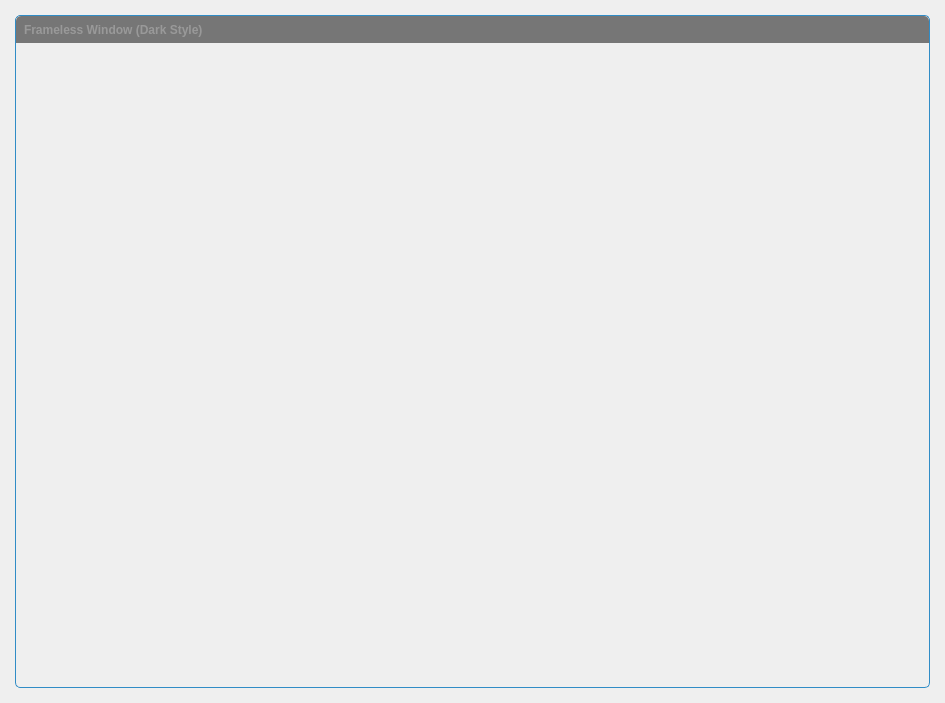
Psycl0p7/Projekt-2-Verleihsoftware, file framelesswindow/framelesswindow.ui: the form before one commit.
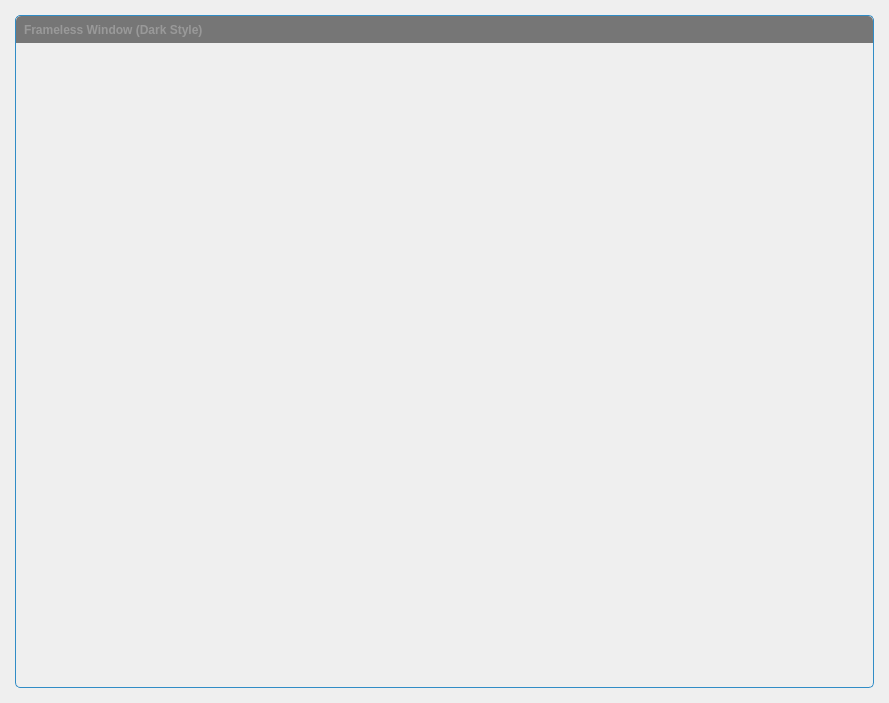
The form after the commit. Icons and pictures are not drawn. Custom widgets are drawn as their Qt base class.

```diff
--- a/framelesswindow/framelesswindow.ui
+++ b/framelesswindow/framelesswindow.ui
@@ -6,7 +6,7 @@
    <rect>
     <x>0</x>
     <y>0</y>
-    <width>945</width>
+    <width>889</width>
     <height>703</height>
    </rect>
   </property>
```
